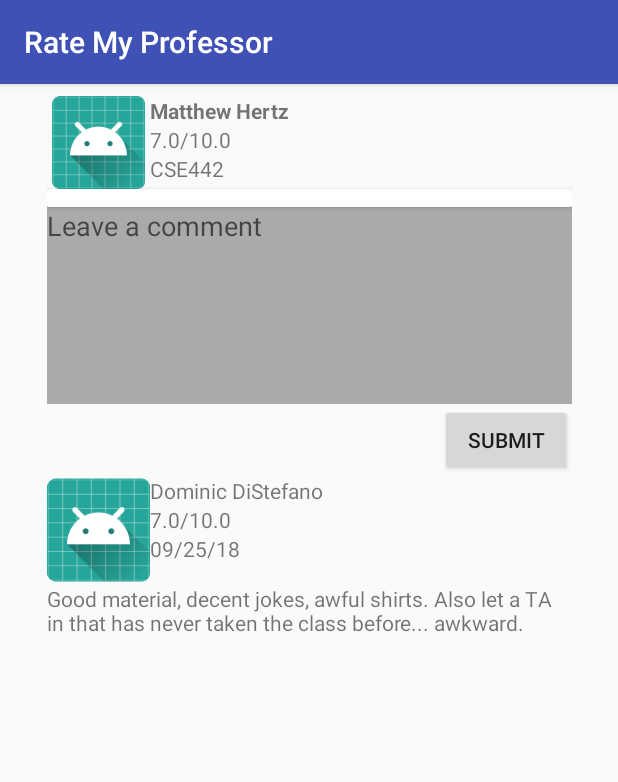
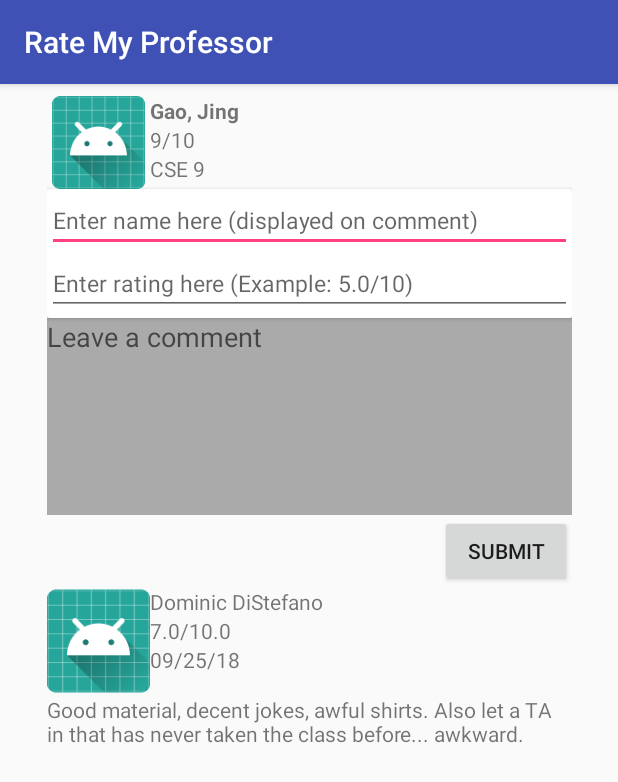
Before and after one commit to jaredbswll/RateMyProfessor, an Android app: the PostSearch screen opened directly, with no data from a screen before it, after a tap on "PROFESSOR", on a phone screen of 412 x 824 dp. Shown: the top 782 px of the screen. Run offline under Robolectric (Android 15) with nearby library versions, the phone set to English and light mode, and no system bars.

Commit message:
- Added 3 different arrays in "strings.xml" file  - All of the same length they are: professor names, professor ratings and professor class  - Added 2 text view labels one for the user's name and one for the user's rating (for their comment)  - Only added code in the ProfessorPage class to fetch that information and update the UI whenever the professor page directed to

```diff
--- a/app/build.gradle
+++ b/app/build.gradle
@@ -23,13 +23,14 @@ dependencies {
     implementation fileTree(dir: 'libs', include: ['*.jar'])
     implementation 'com.android.support:appcompat-v7:26.1.0'
     implementation 'com.android.support.constraint:constraint-layout:1.1.3'
+    implementation 'com.google.firebase:firebase-core:16.0.4'
+    implementation 'com.google.firebase:firebase-database:16.0.3'
     testImplementation 'junit:junit:4.12'
     androidTestImplementation 'com.android.support.test:runner:1.0.2'
     androidTestImplementation 'com.android.support.test.espresso:espresso-core:3.0.2'
     implementation 'com.android.support:cardview-v7:26.1.0'
     implementation 'com.android.support:design:26.1.0'
-    implementation 'com.google.firebase:firebase-database:16.0.3'
-    implementation 'com.google.firebase:firebase-core:16.0.4'
+
 }
 
 apply plugin: 'com.google.gms.google-services'
--- /dev/null
+++ b/app/src/main/java/com/thisismyapp/ratemyprofessor/Professor.java
@@ -0,0 +1,34 @@
+package com.thisismyapp.ratemyprofessor;
+
+/*
+- Professor class to use to make a "professor object" using the values in the strings.xml file
+ */
+public class Professor {
+
+    private String name;
+    private String rating;
+    private String profClass;
+
+    //Professor constructor
+    public Professor(String profName, String profRating, String pClass){
+        this.name = profName;
+        this.rating = profRating;
+        this.profClass = pClass;
+    }
+
+    //Getters to get names: (no setters for now since values won't be updated)
+
+    public String getName(){
+        return this.name;
+    }
+
+    public String getRating(){
+        return this.rating;
+    }
+
+    public String getProfClass(){
+        return this.profClass;
+    }
+
+
+}
--- a/app/src/main/java/com/thisismyapp/ratemyprofessor/ProfessorPage.java
+++ b/app/src/main/java/com/thisismyapp/ratemyprofessor/ProfessorPage.java
@@ -4,12 +4,56 @@ import android.content.Intent;
 import android.os.Bundle;
 import android.os.Handler;
 import android.support.v7.app.AppCompatActivity;
+import android.widget.TextView;
 
 public class ProfessorPage extends AppCompatActivity {
+
+    private String[] profNameArray;
+    private String[] profRatingArray;       //String arrays to hold professors values retrieved from strings.xml file
+    private String[] profClassArray;
+
+    private String profSearch;              //Variable to be used later the name of the professor that the user searched for
 
     @Override
     protected void onCreate(Bundle savedInstanceState) {
         super.onCreate(savedInstanceState);
         setContentView(R.layout.professor_page);
+
+        //Initializing arrays (getting them from strings.xml file)
+        profClassArray = getResources().getStringArray(R.array. array_professor_class);
+        profRatingArray = getResources().getStringArray(R.array. array_professor_rating);
+        profNameArray = getResources().getStringArray(R.array. array_professor);
+
+        //This will work:
+
+        //RANDOM VALUE FOR profSearch TO TEST:
+        profSearch = "Gao, Jing";
+
+        //Search to get professors correct index to be used by each array
+        int index = 0;
+        for (int i = 0; i < profNameArray.length; i++){
+            if (profSearch.equals(profNameArray[i])){
+                index = i;
+            }
+        }
+
+        //Get values to update the UI with:
+        String name = profNameArray[index];
+        String rating = profRatingArray[index];
+        String profClass = profClassArray[index];
+
+        //Making professor object(do not know if this is needed):
+        Professor newProf = new Professor(name, rating, profClass);
+
+        //Update the UI:
+        TextView tv1 = (TextView) findViewById(R.id.professor_name);
+        tv1.setText(name);
+        TextView tv2 = (TextView) findViewById(R.id.professor_rating);
+        tv2.setText(rating);
+        TextView tv3 = (TextView) findViewById(R.id.professor_class);
+        tv3.setText(profClass);
+
+        //TODO: Find out how to store and do this same process for submitted comments
+
     }
 }
--- a/app/src/main/res/layout/professor_page.xml
+++ b/app/src/main/res/layout/professor_page.xml
@@ -45,7 +45,7 @@
                     android:orientation="vertical">
 
                     <TextView
-                        android:id="@+id/textView14"
+                        android:id="@+id/professor_name"
                         android:layout_width="match_parent"
                         android:layout_height="wrap_content"
                         android:text="Matthew Hertz"
@@ -53,13 +53,13 @@
                         tools:textSize="18sp" />
 
                     <TextView
-                        android:id="@+id/textView15"
+                        android:id="@+id/professor_rating"
                         android:layout_width="match_parent"
                         android:layout_height="wrap_content"
                         android:text="7.0/10.0" />
 
                     <TextView
-                        android:id="@+id/textView16"
+                        android:id="@+id/professor_class"
                         android:layout_width="match_parent"
                         android:layout_height="wrap_content"
                         android:text="CSE442" />
@@ -71,7 +71,34 @@
 
         <android.support.v7.widget.CardView
             android:layout_width="match_parent"
-            android:layout_height="12dp" />
+            android:layout_height="86dp">
+
+            <LinearLayout
+                android:layout_width="match_parent"
+                android:layout_height="match_parent"
+                android:orientation="vertical">
+
+                <EditText
+                    android:id="@+id/user_name"
+                    android:layout_width="match_parent"
+                    android:layout_height="wrap_content"
+                    android:ems="10"
+                    android:hint="Enter name here (displayed on comment)"
+                    android:inputType="textMultiLine"
+                    android:textSize="15sp" />
+
+                <EditText
+                    android:id="@+id/user_rating"
+                    android:layout_width="match_parent"
+                    android:layout_height="wrap_content"
+                    android:ems="10"
+                    android:hint="Enter rating here (Example: 5.0/10)"
+                    android:inputType="textMultiLine"
+                    android:textSize="15sp" />
+
+            </LinearLayout>
+
+        </android.support.v7.widget.CardView>
 
         <EditText
             android:id="@+id/commentBar"
--- a/app/src/main/res/values/strings.xml
+++ b/app/src/main/res/values/strings.xml
@@ -2,21 +2,59 @@
     <string name="app_name">Rate My Professor</string>
     <string name="results_example">Showing Results For: </string>
     <string-array name="array_professor">
-        <item>Snow, Jon</item>
-        <item>Stark, Eddard</item>
-        <item>Baratheon, Robert</item>
-        <item>Lannister, Tywin</item>
-        <item>Targaeryen, Daenerys</item>
-        <item>Tarly, Samwell</item>
-        <item>Bolton, Ramsay</item>
-        <item>Baratheon, Stannis</item>
-        <item>Arryn, Jon</item>
-        <item>Royce, Yohn</item>
-        <item>Thorne, Aliser</item>
-        <item>Stark, Robb</item>
-        <item>Manderly, Wyman</item>
-        <item>Mormont, Lyanna</item>
-        <item>Lannister, Cersei</item>
-        <item>Selmy, Barristan</item>
+        <item>Hertz, Matthew</item>
+        <item>Blanton, Marina</item>
+        <item>Chomicki, Jan</item>
+        <item>Dantu, Karthik</item>
+        <item>Demirbas, Murat</item>
+        <item>Doermann, David</item>
+        <item>Dong, Wen</item>
+        <item>Gaboardi, Marco</item>
+        <item>Gao, Jing</item>
+        <item>Gao, Mingchen</item>
+        <item>Hartloff, Jesse</item>
+        <item>He, Xin</item>
+        <item>Hughes, Andrew</item>
+        <item>Hunt, Alan</item>
+        <item>Jayaraman, Bharat</item>
+        <item>Jin, Zhanpeng</item>
+    </string-array>
+
+    <string-array name="array_professor_rating">
+        <item>1/10</item>
+        <item>2/10</item>
+        <item>3/10</item>
+        <item>4/10</item>
+        <item>5/10</item>
+        <item>6/10</item>
+        <item>7/10</item>
+        <item>8/10</item>
+        <item>9/10</item>
+        <item>10/10</item>
+        <item>1/10</item>
+        <item>2/10</item>
+        <item>3/10</item>
+        <item>4/10</item>
+        <item>5/10</item>
+        <item>6/10</item>
+    </string-array>
+
+    <string-array name="array_professor_class">
+        <item>CSE 1</item>
+        <item>CSE 2</item>
+        <item>CSE 3</item>
+        <item>CSE 4</item>
+        <item>CSE 5</item>
+        <item>CSE 6</item>
+        <item>CSE 7</item>
+        <item>CSE 8</item>
+        <item>CSE 9</item>
+        <item>CSE 10</item>
+        <item>CSE 11</item>
+        <item>CSE 12</item>
+        <item>CSE 13</item>
+        <item>CSE 14</item>
+        <item>CSE 15</item>
+        <item>CSE 16</item>
     </string-array>
 </resources>
```
Also changed, not shown: app/src/main/java/com/thisismyapp/ratemyprofessor/Comments.java (added, +34 -0 lines), app/src/main/java/com/thisismyapp/ratemyprofessor/MainActivity.java (+12 -6 lines).
